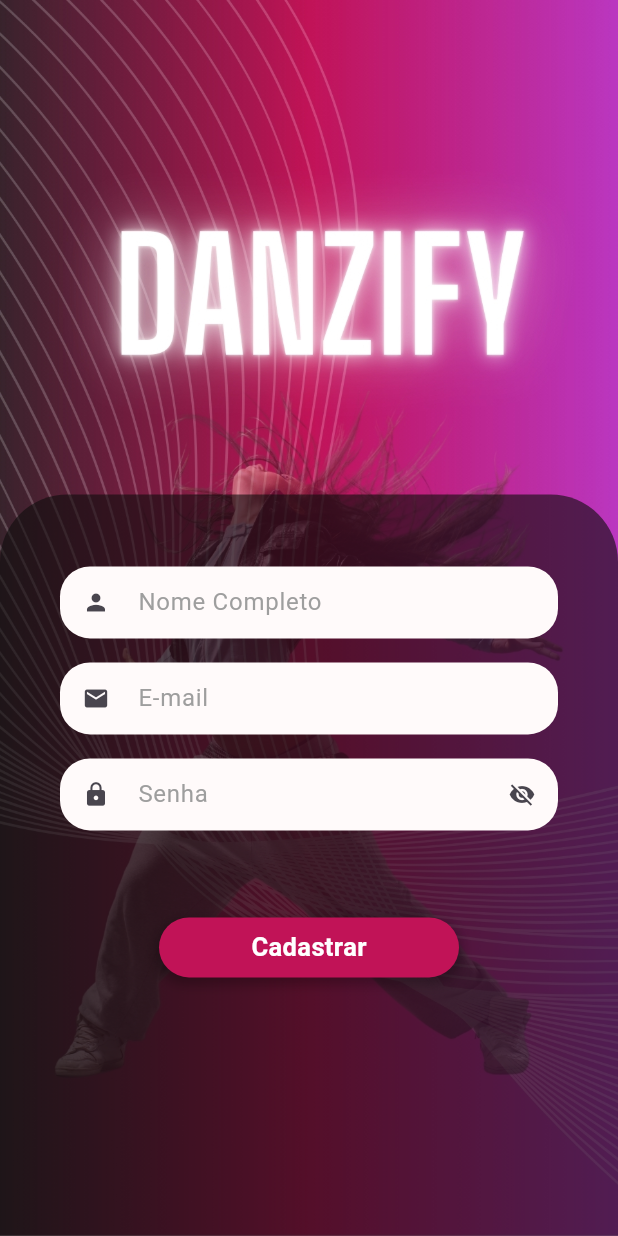
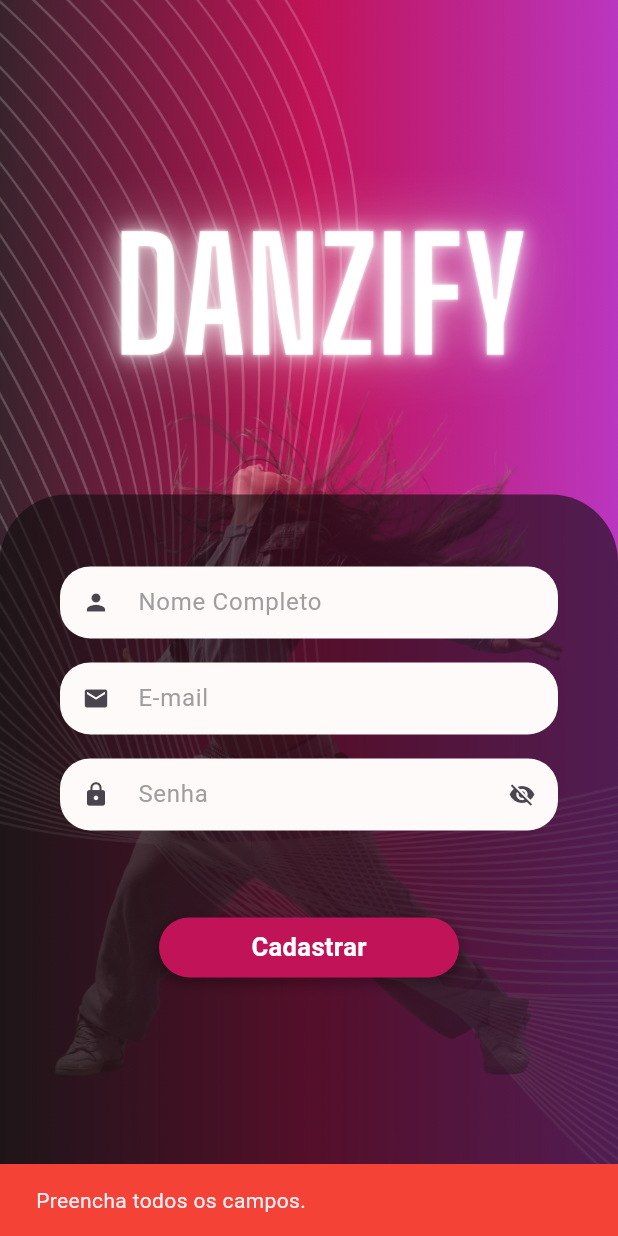
Before and after one commit to Geotryy/Danzify, a Flutter app: the SignUp screen opened directly, after a tap on "Cadastrar", on a phone screen of 412 x 824 dp. Run offline on Flutter 3.47's test engine with Material 3 defaults, Android fonts, the light colour scheme and no system bars; our stand-ins replace firebase_auth, firebase_core, google_nav_bar; accounts and stored records are empty.

Commit message:
armazenar dados

```diff
--- a/lib/src/components/custom_text.dart
+++ b/lib/src/components/auth/custom_text.dart
@@ -7,15 +7,16 @@ class CustomTextField extends StatefulWidget {
   final bool isSecret;
   final List<TextInputFormatter>? inputFormatter;
   final TextEditingController controller; // Controller para gerenciar o texto
+  final String? errorText;
 
-
-  const CustomTextField({
-    super.key,
-    required this.icon,
-    required this.label,
-    this.isSecret = false,
-    this.inputFormatter, required this.controller,
-  });
+  const CustomTextField(
+      {super.key,
+      required this.icon,
+      required this.label,
+      this.isSecret = false,
+      this.inputFormatter,
+      required this.controller,
+      this.errorText});
 
   @override
   State<CustomTextField> createState() => _CustomTextFieldState();
@@ -39,6 +40,7 @@ class _CustomTextFieldState extends State<CustomTextField> {
         inputFormatters: widget.inputFormatter,
         obscureText: isObscure, // Use 'isObscure' em vez de 'widget.isSecret'
         decoration: InputDecoration(
+          errorText:  widget.errorText,
           suffixIcon: widget.isSecret
               ? IconButton(
                   onPressed: () {
@@ -46,12 +48,13 @@ class _CustomTextFieldState extends State<CustomTextField> {
                       isObscure = !isObscure;
                     });
                   },
-                  icon: Icon(isObscure ? Icons.visibility_off : Icons.visibility),
+                  icon:
+                      Icon(isObscure ? Icons.visibility_off : Icons.visibility),
                 )
               : null,
           prefixIcon: Icon(widget.icon),
           isDense: true,
-           hintText: widget.label, // Usando hintText em vez de labelText
+          hintText: widget.label, // Usando hintText em vez de labelText
           hintStyle: const TextStyle(color: Colors.grey),
           filled: true,
           fillColor: const Color.fromARGB(255, 255, 250, 250),
@@ -63,6 +66,18 @@ class _CustomTextFieldState extends State<CustomTextField> {
             borderSide: const BorderSide(color: Colors.transparent),
             borderRadius: BorderRadius.circular(20),
           ),
+          errorBorder: OutlineInputBorder(
+            // Borda quando há um erro
+            borderSide: const BorderSide(
+                color: Colors.red), // Defina a cor da borda de erro
+            borderRadius: BorderRadius.circular(20),
+          ),
+          focusedErrorBorder: OutlineInputBorder(
+            // Borda quando o campo está focado e há um erro
+            borderSide: const BorderSide(
+                color: Colors.red), // Defina a cor da borda de erro focada
+            borderRadius: BorderRadius.circular(20),
+          ),
         ),
       ),
     );
--- a/lib/src/components/search/map_categ.dart
+++ b/lib/src/components/search/map_categ.dart
@@ -1,4 +1,4 @@
-import 'package:flutter/material.dart';
+
 
 Map<String, List<Map<String, String>>> categories = {
   "Hip Hop": [
--- a/lib/src/screens/auth/login.dart
+++ b/lib/src/screens/auth/login.dart
@@ -1,7 +1,7 @@
 import 'package:firebase_auth/firebase_auth.dart';
 import 'package:flutter/material.dart';
-import 'package:quiz/src/components/button.dart';
-import 'package:quiz/src/components/custom_text.dart';
+import 'package:quiz/src/components/custom/button.dart';
+import 'package:quiz/src/components/auth/custom_text.dart';
 import 'package:quiz/src/screens/base/base.dart';
 import 'package:quiz/src/services/auth_service.dart';
 
--- a/lib/src/screens/auth/signup.dart
+++ b/lib/src/screens/auth/signup.dart
@@ -1,7 +1,7 @@
 import 'package:firebase_auth/firebase_auth.dart';
 import 'package:flutter/material.dart';
-import 'package:quiz/src/components/button.dart';
-import 'package:quiz/src/components/custom_text.dart';
+import 'package:quiz/src/components/custom/button.dart';
+import 'package:quiz/src/components/auth/custom_text.dart';
 import 'package:quiz/src/screens/base/base.dart';
 import 'package:quiz/src/services/auth_service.dart';
 
@@ -13,7 +13,6 @@ class SignUp extends StatefulWidget {
 }
 
 class _SignUpState extends State<SignUp> {
-
   final AuthService _auth = AuthService();
   final txtNome = TextEditingController();
   final txtEmail = TextEditingController();
@@ -21,11 +20,13 @@ class _SignUpState extends State<SignUp> {
 
   @override
   void dispose() {
+    txtNome.dispose();
     txtEmail.dispose();
     txtSenha.dispose();
-    // TODO: implement dispose
     super.dispose();
   }
+
+  String? senhaError;
 
   @override
   Widget build(BuildContext context) {
@@ -58,15 +59,21 @@ class _SignUpState extends State<SignUp> {
                   mainAxisSize: MainAxisSize
                       .min, // Use MainAxisSize.min para que a coluna não ocupe todo o espaço
                   children: [
-                    CustomTextField(icon: Icons.person, label: 'Nome Completo', controller: txtNome,),
-                    CustomTextField(icon: Icons.email, label: 'E-mail', controller: txtEmail,),
+                    CustomTextField(
+                        icon: Icons.person,
+                        label: 'Nome Completo',
+                        controller: txtNome),
+                    CustomTextField(
+                        icon: Icons.email,
+                        label: 'E-mail',
+                        controller: txtEmail),
                     CustomTextField(
                       icon: Icons.lock,
                       label: 'Senha',
                       isSecret: true,
                       controller: txtSenha,
+                      errorText: senhaError,
                     ),
-
                     const SizedBox(
                         height: 50), // Espaçamento abaixo do campo de senha
                     Button(
@@ -85,16 +92,51 @@ class _SignUpState extends State<SignUp> {
       ),
     );
   }
+
   void _signUp() async {
-String name = txtNome.text;
-String email = txtEmail.text;
-String senha = txtSenha.text;
+    String name = txtNome.text.trim(); // Remove espaços extras
+    String email = txtEmail.text.trim();
+    String senha = txtSenha.text.trim();
 
+    if (name.isEmpty || email.isEmpty || senha.isEmpty) {
+      // Verificar se os campos estão vazios
+      ScaffoldMessenger.of(context).showSnackBar(SnackBar(
+        content: Text('Preencha todos os campos.'),
+        backgroundColor: Colors.red,
+      ));
+      return;
+    }
+
+    setState(() {
+      senhaError = null;
+    });
+
+    if (senha.length < 6) {
+      setState(() {
+        senhaError = "A senha deve conter pelo menos 6 dígitos";
+      });
+    }
+
+    try {
       User? user = await _auth.signUpWithEmailAndPassword(email, senha);
 
-if (user != null){
-  print("Usuário cadastrado");
-Navigator.push(context, (MaterialPageRoute(builder: (context) => BaseScreen())));
+      if (user != null) {
+        await user.updateDisplayName(name); // Atualiza o nome de exibição
+        await user.reload(); // Recarrega o usuário para aplicar a mudança
+
+        User? updatedUser =
+            _auth.getCurrentUser(); // Obtém o usuário atualizado
+        print("Usuário cadastrado com nome: ${updatedUser?.displayName}");
+
+        Navigator.pushReplacement(
+            context, MaterialPageRoute(builder: (context) => BaseScreen()));
+      }
+    } catch (e) {
+      print("Erro ao cadastrar: $e");
+      ScaffoldMessenger.of(context).showSnackBar(const SnackBar(
+        content: Text('Erro ao cadastrar. Tente novamente.'),
+        backgroundColor: Colors.red,
+      ));
     }
   }
 }
--- a/lib/src/screens/base/base.dart
+++ b/lib/src/screens/base/base.dart
@@ -22,7 +22,7 @@ class _BaseScreenState extends State<BaseScreen> {
       body: PageView(
         controller: pageController,
         physics: const NeverScrollableScrollPhysics(),
-        children: const [
+        children:  [
           HomeScreen(),
           SearchScreen(),
           FavoriteScreen(),
--- a/lib/src/screens/favorite.dart
+++ b/lib/src/screens/favorite.dart
@@ -28,7 +28,7 @@ class _FavoriteScreenState extends State<FavoriteScreen> {
             ),
           )), //
    body: Container(
-    child: Row(
+    child: const Row(
       children: [],
     ),
    ), );
--- a/lib/src/screens/home.dart
+++ b/lib/src/screens/home.dart
@@ -7,9 +7,9 @@ class HomeScreen extends StatelessWidget {
   @override
   Widget build(BuildContext context) {
     return Scaffold(
-      backgroundColor: Color(0xFF0A0A0A), // Cor de fundo do Scaffold
+      backgroundColor: const Color(0xFF0A0A0A), // Cor de fundo do Scaffold
       appBar: AppBar(
-        backgroundColor: Color(0xFF0A0A0A), // Cor do AppBar
+        backgroundColor: const Color(0xFF0A0A0A), // Cor do AppBar
         elevation: 0.0, // Sem sombra
         automaticallyImplyLeading: false, // Remove a seta de voltar
         title: Image.asset(
@@ -19,7 +19,7 @@ class HomeScreen extends StatelessWidget {
         actions: [
           IconButton(
             onPressed: () {},
-            icon: Icon(Icons.circle),
+            icon: const Icon(Icons.circle),
           ),
         ],
         flexibleSpace: Container(
@@ -30,7 +30,7 @@ class HomeScreen extends StatelessWidget {
         ),
       ),
       body: Container(
-        padding: EdgeInsets.only(top: 15, left: 10),
+        padding: const EdgeInsets.only(top: 15, left: 10),
         child: ListView(
           children: [
             titleListView(context, 'Continue Assistindo'),
--- a/lib/src/screens/initial.dart
+++ b/lib/src/screens/initial.dart
@@ -1,5 +1,5 @@
 import 'package:flutter/material.dart';
-import 'package:quiz/src/components/button.dart';
+import 'package:quiz/src/components/custom/button.dart';
 import 'package:quiz/src/screens/auth/login.dart';
 import 'package:quiz/src/screens/auth/signup.dart';
 
--- a/lib/src/services/auth_service.dart
+++ b/lib/src/services/auth_service.dart
@@ -1,5 +1,5 @@
 import 'package:firebase_auth/firebase_auth.dart';
-import 'package:flutter/material.dart';
+
 
 class AuthService{
   FirebaseAuth _auth =  FirebaseAuth.instance;
@@ -25,4 +25,9 @@ print("Erro");
 }
 return null;
 }
+
+User? getCurrentUser(){
+return _auth.currentUser;
 }
+
+}
```
Also changed, not shown: lib/src/components/custom/button.dart (renamed from lib/src/components/button.dart). Lines whose indentation alone changed are shown as unchanged.
